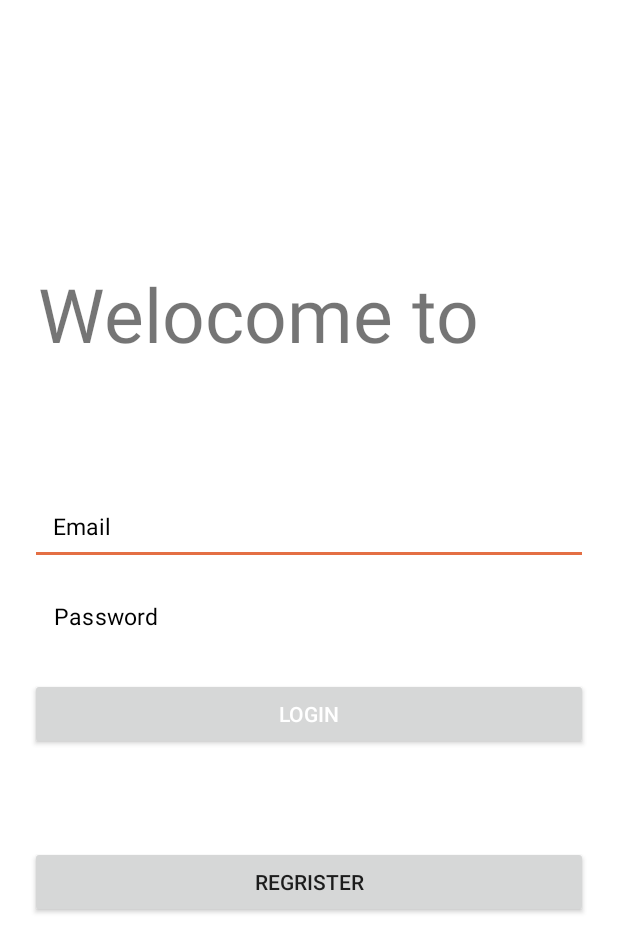
After one commit to Capstone-C22-PS073/Frontend-Kotlin, an Android app: the LoginActivity screen opened directly, with no data from a screen before it, on a phone screen of 412 x 824 dp. The commit adds this screen. Shown: the top 952 px of the screen. Run offline under Robolectric (Android 15) with nearby library versions, the phone set to English and light mode, and no system bars.

Commit message:
menambahkan login activity dan menambahkan regristasi

```diff
--- a/app/src/main/AndroidManifest.xml
+++ b/app/src/main/AndroidManifest.xml
@@ -19,6 +19,11 @@
             </intent-filter>
         </activity>
         <activity
+            android:name=".LoginActivity"
+            android:exported="true">
+
+        </activity>
+        <activity
             android:name=".view.MainActivity"
             android:exported="true">
 
--- /dev/null
+++ b/app/src/main/java/com/capstonec22ps073/toursight/LoginActivity.java
@@ -0,0 +1,19 @@
+package com.capstonec22ps073.toursight;
+
+import android.app.Activity;
+import android.os.Bundle;
+import android.view.LayoutInflater;
+import android.view.ViewGroup;
+import androidx.recyclerview.widget.RecyclerView;
+
+import com.capstonec22ps073.toursight.databinding.ActivityLoginBinding;
+import com.capstonec22ps073.toursight.databinding.OnboardingItemContainerBinding;
+
+
+public class LoginActivity extends Activity {
+protected void onCreate(Bundle savedInstanceState) {
+    super.onCreate(savedInstanceState);
+    setContentView(R.layout.activity_login);
+}
+
+    }
--- /dev/null
+++ b/app/src/main/java/com/capstonec22ps073/toursight/RegisterActivity.java
@@ -0,0 +1,6 @@
+package com.capstonec22ps073.toursight;
+
+import android.app.Activity;
+
+public class RegisterActivity extends Activity {
+}
--- /dev/null
+++ b/app/src/main/res/layout/activity_login.xml
@@ -0,0 +1,93 @@
+<?xml version="1.0" encoding="utf-8"?>
+<RelativeLayout xmlns:android="http://schemas.android.com/apk/res/android"
+    xmlns:app="http://schemas.android.com/apk/res-auto"
+    xmlns:tools="http://schemas.android.com/tools"
+    android:layout_width="match_parent"
+    android:layout_height="match_parent"
+    tools:context=".LoginActivity">
+
+    <TextView
+        android:id="@+id/tv_title"
+        android:layout_width="wrap_content"
+        android:layout_height="wrap_content"
+        android:layout_above="@id/tv_subtitle"
+        android:layout_marginStart="25dp"
+        android:layout_marginBottom="10dp"
+        android:text="@string/welocome_to"
+        android:textSize="50sp" />
+
+    <TextView
+        android:id="@+id/tv_subtitle"
+        style="@style/TextAppearance.MaterialComponents.Body2"
+        android:layout_width="wrap_content"
+        android:layout_height="wrap_content"
+        android:text=""
+        android:textSize="17sp"
+        android:layout_marginStart="25dp"
+        android:layout_marginBottom="50dp"
+        android:layout_above="@id/et_email"/>
+
+   <com.google.android.material.textfield.TextInputEditText
+        android:id="@+id/et_email"
+        android:layout_width="match_parent"
+        android:layout_height="50dp"
+        android:layout_above="@id/et_password"
+        android:layout_marginLeft="20dp"
+        android:layout_marginRight="20dp"
+        android:hint="@string/email"
+        android:inputType="textEmailAddress"
+        android:padding="15dp"
+        android:textColor="@color/black"
+        android:textColorHint="@color/black"
+        android:textSize="15sp"
+        tools:ignore="MissingClass" />
+
+    <com.google.android.material.textfield.TextInputLayout
+        android:id="@+id/et_password"
+        android:layout_width="match_parent"
+        android:layout_height="wrap_content"
+        android:layout_centerInParent="true"
+        android:layout_marginLeft="20dp"
+        android:layout_marginTop="10dp"
+        android:layout_marginRight="20dp"
+        app:boxBackgroundMode="none"
+        app:hintEnabled="false"
+        app:passwordToggleEnabled="false">
+
+        <com.google.android.material.textfield.TextInputEditText
+            android:id="@+id/et_password_login"
+            android:layout_width="match_parent"
+            android:layout_height="50dp"
+            android:layout_centerInParent="true"
+            android:hint="@string/password"
+            android:inputType="textPassword"
+            android:padding="15dp"
+            android:textColor="@color/black"
+            android:textColorHint="@color/black"
+
+            android:textSize="15sp"
+            tools:ignore="MissingClass" />
+
+    </com.google.android.material.textfield.TextInputLayout>
+
+    <Button
+        android:id="@+id/btn_login"
+        android:layout_width="match_parent"
+        android:layout_height="wrap_content"
+        android:layout_below="@id/et_password"
+        android:layout_marginLeft="20dp"
+        android:layout_marginTop="15dp"
+        android:layout_marginRight="20dp"
+        android:text="@string/login"
+        android:textColor="@android:color/white" />
+
+    <Button
+        android:id="@+id/btn_register"
+        android:layout_width="match_parent"
+        android:layout_height="wrap_content"
+        android:layout_below="@id/btn_login"
+        android:layout_marginHorizontal="20dp"
+        android:layout_marginTop="64dp"
+        android:text="@string/register" />
+
+</RelativeLayout>
--- a/app/src/main/res/values/strings.xml
+++ b/app/src/main/res/values/strings.xml
@@ -1,4 +1,9 @@
 <resources>
     <string name="app_name">Toursight</string>
     <string name="get_started">Get started</string>
+    <string name="welocome_to">Welocome to</string>
+    <string name="register">Regrister</string>
+    <string name="login">Login</string>
+    <string name="email">Email</string>
+    <string name="password">Password</string>
 </resources>
--- a/build.gradle
+++ b/build.gradle
@@ -1,7 +1,7 @@
 // Top-level build file where you can add configuration options common to all sub-projects/modules.
 plugins {
-    id 'com.android.application' version '7.1.2' apply false
-    id 'com.android.library' version '7.1.2' apply false
+    id 'com.android.application' version '7.1.3' apply false
+    id 'com.android.library' version '7.1.3' apply false
     id 'org.jetbrains.kotlin.android' version '1.6.20' apply false
 }
 
```
Also changed, not shown: app/src/main/java/com/capstonec22ps073/toursight/view/OnBoardingActivity.kt (+12 -5 lines), app/src/main/res/layout/activity_regrister.xml (added, +112 -0 lines).
